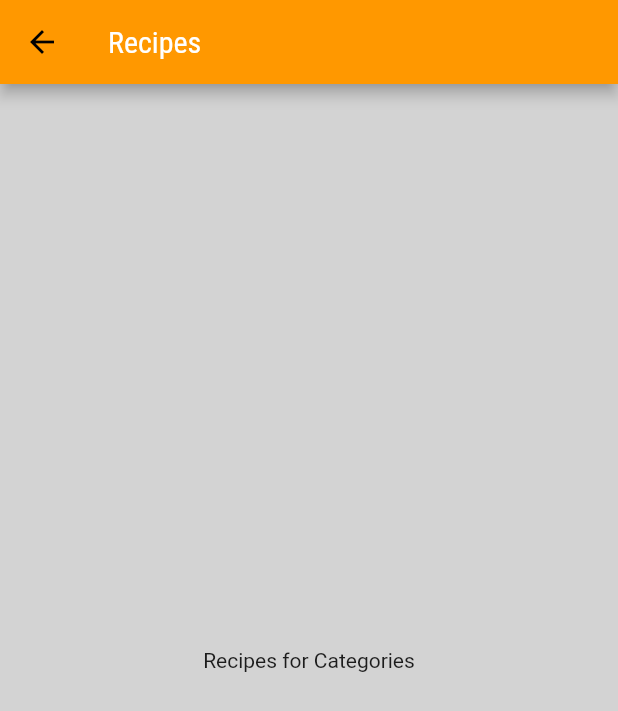
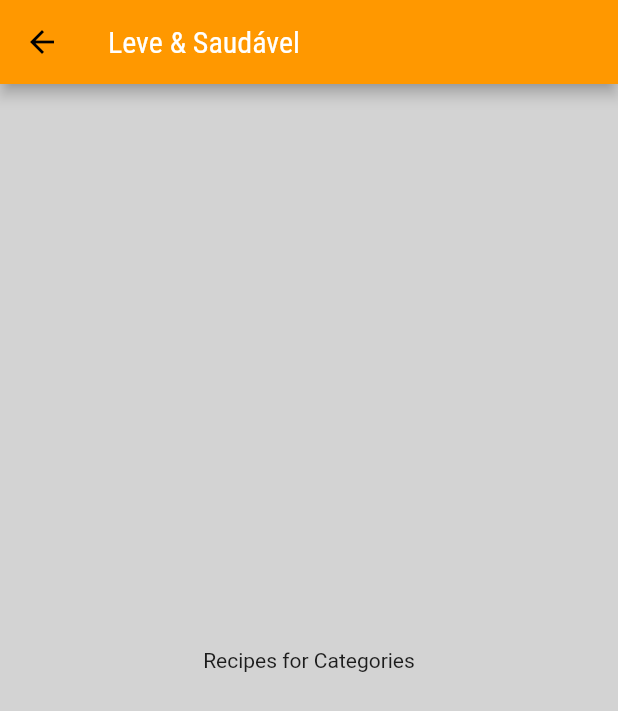
Before and after one commit to IsmaelCardoso/meals_exemple_flutter_navigation, a Flutter app: the screen it shows after launch, after a tap on "Leve & Saudável", on a phone screen of 412 x 824 dp. Shown: the top 711 px of the screen. Run offline on Flutter 3.47's test engine with Material 2 defaults, Android fonts, the phone set to English and light mode, and no system bars.

Commit message:
chore(categories_meals_screen and category_item): Passing data via constructor

```diff
--- a/lib/screens/categories_meals_screen.dart
+++ b/lib/screens/categories_meals_screen.dart
@@ -1,11 +1,19 @@
 import 'package:flutter/material.dart';
+import '../models/category.dart';
 
 class CategoriesMealsScreen extends StatelessWidget {
+  final Category category;
+
+  const CategoriesMealsScreen({
+    Key key,
+    this.category,
+  }) : super(key: key);
+
   @override
   Widget build(BuildContext context) {
     return Scaffold(
       appBar: AppBar(
-        title: Text('Recipes'),
+        title: Text(category.title),
       ),
       body: Center(child: Text('Recipes for Categories')),
     );
--- a/lib/widgets/category_item.dart
+++ b/lib/widgets/category_item.dart
@@ -11,7 +11,7 @@ class CategoryItem extends StatelessWidget {
   void _selectCategory(BuildContext context) {
     Navigator.of(context).push(
       MaterialPageRoute(
-        builder: (_) => CategoriesMealsScreen(),
+        builder: (_) => CategoriesMealsScreen(category: category),
       ),
     );
   }
```
